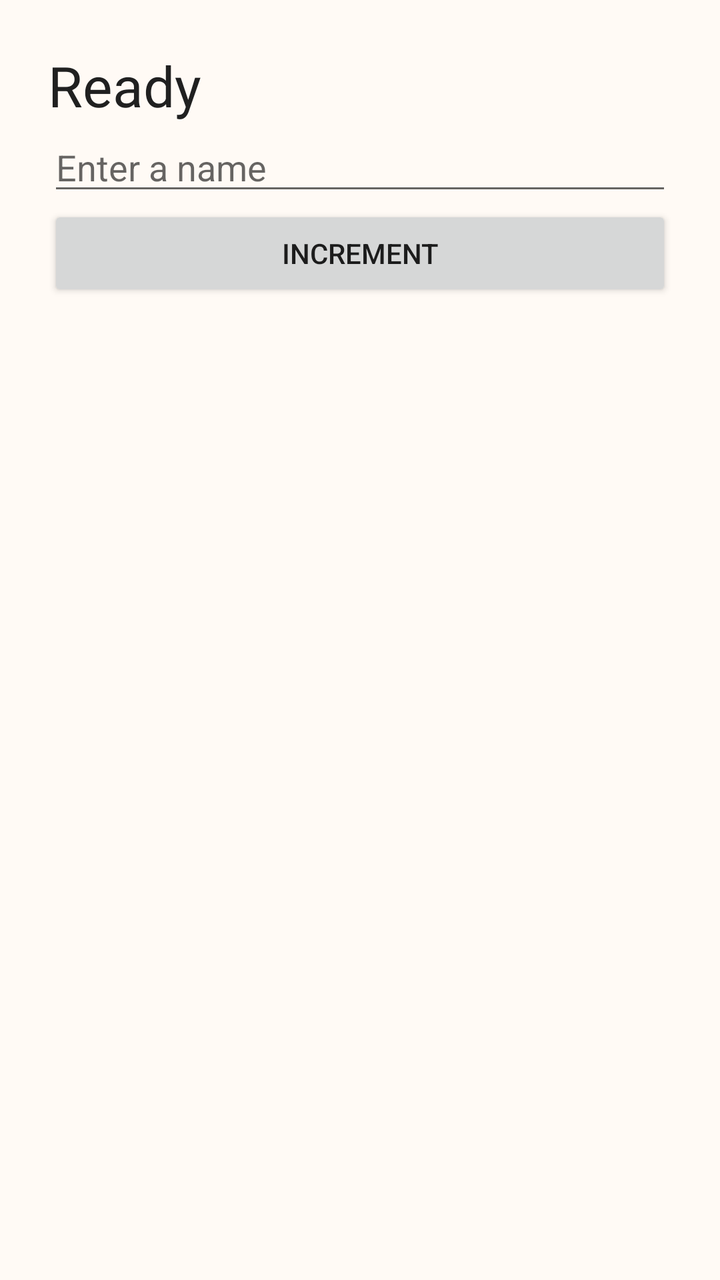
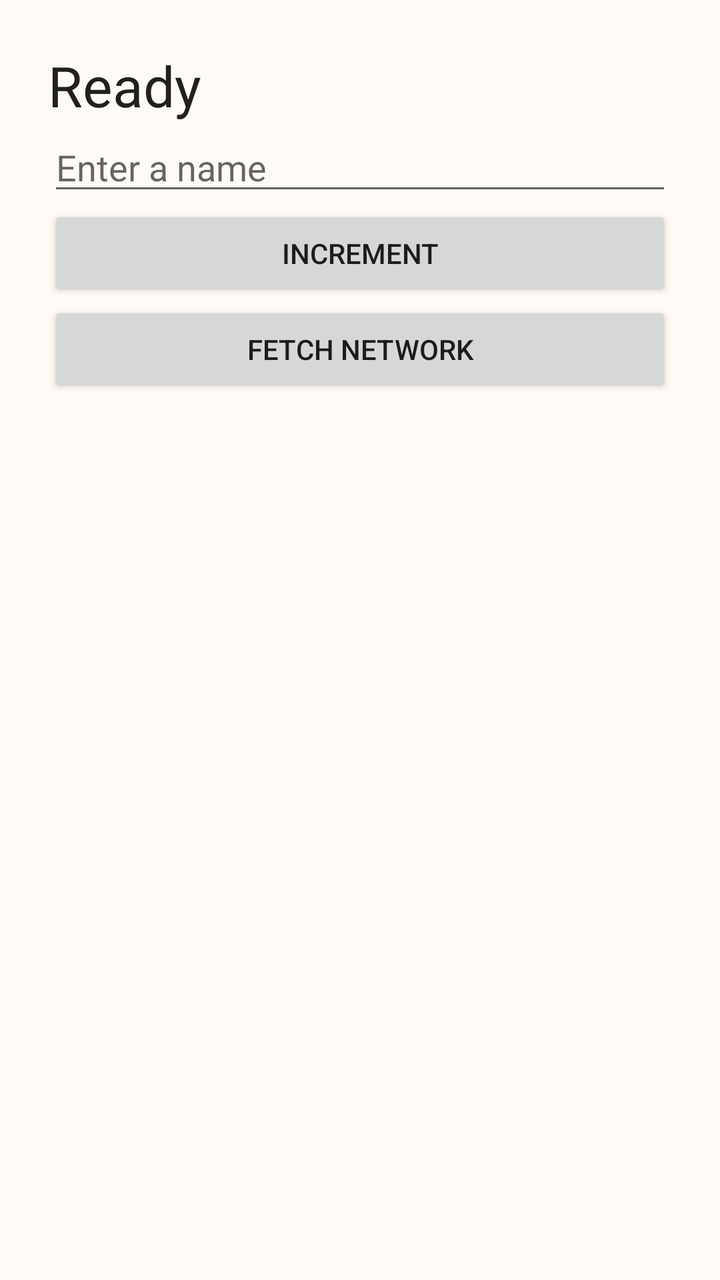

An Android layout rendered at two revisions. The XML below is the earlier revision; the diff shows what the commit changed to produce the second picture.
<!-- AndroidManifest.xml: application theme android:Theme.Material.Light.NoActionBar -->
<!-- res/layout/main.xml -->
<LinearLayout xmlns:android="http://schemas.android.com/apk/res/android"
    android:layout_width="match_parent" android:layout_height="match_parent"
    android:orientation="vertical" android:padding="24dp" android:background="#fffaf5">
    <TextView android:id="@+id/status" android:layout_width="match_parent" android:layout_height="wrap_content"
        android:text="@string/welcome" android:textSize="28sp" android:textColor="#202020" />
    <EditText android:id="@+id/input" android:layout_width="match_parent" android:layout_height="wrap_content"
        android:hint="Enter a name" />
    <Button android:id="@+id/increment" android:layout_width="match_parent" android:layout_height="wrap_content"
        android:text="@string/increment" />
</LinearLayout>
<!-- resources referenced by this layout -->
<resources>
  <string name="increment">Increment</string>
  <string name="welcome">Ready</string>
</resources>

<!-- the commit's change to res/layout/main.xml (unified diff, before → after) -->
@@ -7,4 +7,6 @@
         android:hint="Enter a name" />
     <Button android:id="@+id/increment" android:layout_width="match_parent" android:layout_height="wrap_content"
         android:text="@string/increment" />
+    <Button android:id="@+id/fetch" android:layout_width="match_parent" android:layout_height="wrap_content"
+        android:text="Fetch network" />
 </LinearLayout>
